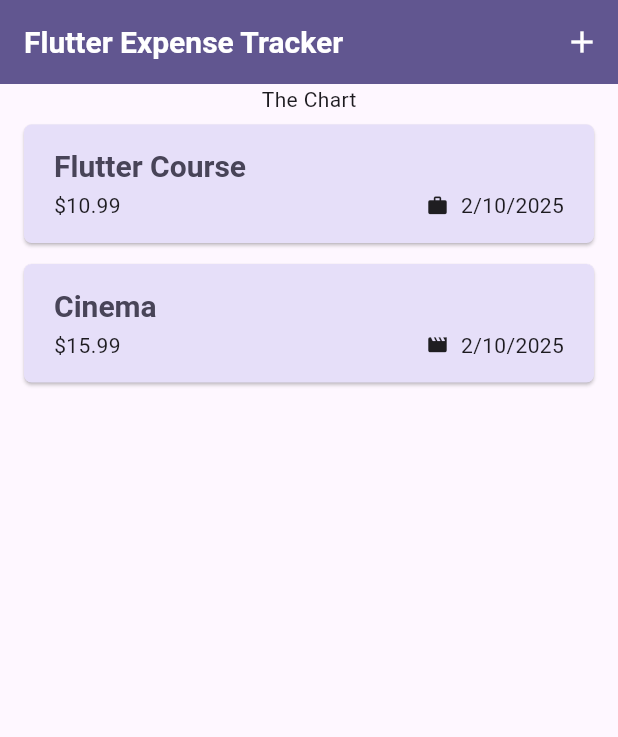
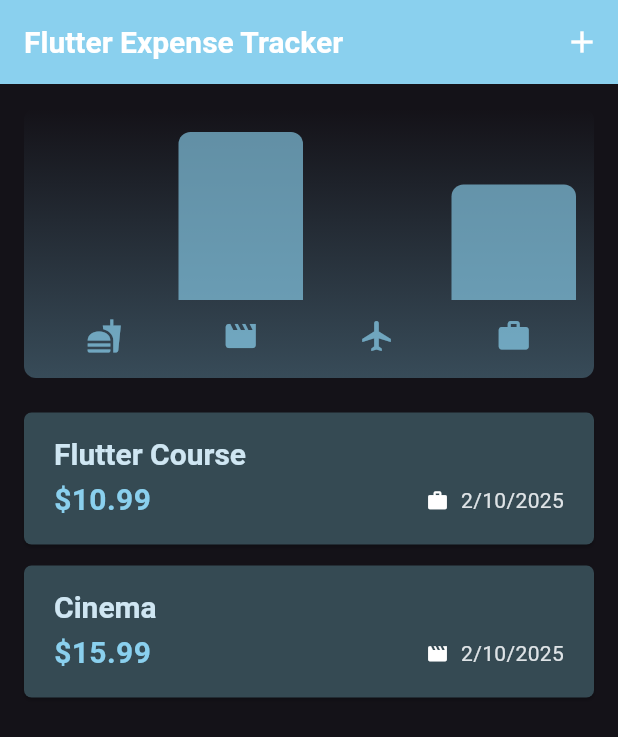
Before and after one commit to natib21/Flutter_Expense_Tracker, a Flutter app: the screen it shows after launch, on a phone screen of 412 x 824 dp. Shown: the top 737 px of the screen. Run offline on Flutter 3.47's test engine with Material 3 defaults, Android fonts, the phone set to English and light mode, and no system bars; our stand-ins replace google_fonts.

Commit message:
add Chart and Chart_bar

```diff
--- a/lib/main.dart
+++ b/lib/main.dart
@@ -54,7 +54,7 @@ void main() {
                     fontWeight: FontWeight.bold,
                     color: KColorScheme.onSecondaryContainer),
               )),
-      themeMode: ThemeMode.system,
+      themeMode: ThemeMode.dark,
       home: Expense()));
 }
 // lecture 05/10
--- a/lib/models/expenses.dart
+++ b/lib/models/expenses.dart
@@ -38,10 +38,12 @@ class ExpenseBucket {
   final List<Expenses> expenses;
   final Category category;
   ExpenseBucket({required this.expenses, required this.category});
+
   ExpenseBucket.forCategory(List<Expenses> allExpenses, this.category)
       : expenses = allExpenses
             .where((element) => element.category == category)
             .toList();
+
   double get totalExpenses {
     double sum = 0;
 
--- /dev/null
+++ b/lib/widgets/chart/chart.dart
@@ -0,0 +1,94 @@
+import 'package:flutter/material.dart';
+import 'package:expense_tracker/widgets/chart/chart_bar.dart';
+import 'package:expense_tracker/models/expenses.dart';
+
+class Chart extends StatelessWidget {
+  const Chart({super.key, required this.expenses});
+
+  final List<Expenses> expenses;
+
+  List<ExpenseBucket> get buckets {
+    return [
+      ExpenseBucket.forCategory(expenses, Category.food),
+      ExpenseBucket.forCategory(expenses, Category.leuisure),
+      ExpenseBucket.forCategory(expenses, Category.travel),
+      ExpenseBucket.forCategory(expenses, Category.work),
+    ];
+  }
+
+  double get maxTotalExpense {
+    double maxTotalExpense = 0;
+
+    for (final bucket in buckets) {
+      if (bucket.totalExpenses > maxTotalExpense) {
+        maxTotalExpense = bucket.totalExpenses;
+      }
+    }
+
+    return maxTotalExpense;
+  }
+
+  @override
+  Widget build(BuildContext context) {
+    final isDarkMode =
+        MediaQuery.of(context).platformBrightness == Brightness.dark;
+    return Container(
+      margin: const EdgeInsets.all(16),
+      padding: const EdgeInsets.symmetric(
+        vertical: 16,
+        horizontal: 8,
+      ),
+      width: double.infinity,
+      height: 180,
+      decoration: BoxDecoration(
+        borderRadius: BorderRadius.circular(8),
+        gradient: LinearGradient(
+          colors: [
+            Theme.of(context).colorScheme.primary.withOpacity(0.3),
+            Theme.of(context).colorScheme.primary.withOpacity(0.0)
+          ],
+          begin: Alignment.bottomCenter,
+          end: Alignment.topCenter,
+        ),
+      ),
+      child: Column(
+        children: [
+          Expanded(
+            child: Row(
+              crossAxisAlignment: CrossAxisAlignment.end,
+              children: [
+                for (final bucket in buckets) // alternative to map()
+                  ChartBar(
+                    fill: bucket.totalExpenses == 0
+                        ? 0
+                        : bucket.totalExpenses / maxTotalExpense,
+                  )
+              ],
+            ),
+          ),
+          const SizedBox(height: 12),
+          Row(
+            children: buckets
+                .map(
+                  (bucket) => Expanded(
+                    child: Padding(
+                      padding: const EdgeInsets.symmetric(horizontal: 4),
+                      child: Icon(
+                        categoryIcons[bucket.category],
+                        color: isDarkMode
+                            ? Theme.of(context).colorScheme.secondary
+                            : Theme.of(context)
+                                .colorScheme
+                                .primary
+                                .withOpacity(0.7),
+                      ),
+                    ),
+                  ),
+                )
+                .toList(),
+          )
+        ],
+      ),
+    );
+  }
+}
--- /dev/null
+++ b/lib/widgets/chart/chart_bar.dart
@@ -0,0 +1,34 @@
+import 'package:flutter/material.dart';
+
+class ChartBar extends StatelessWidget {
+  const ChartBar({
+    super.key,
+    required this.fill,
+  });
+
+  final double fill;
+
+  @override
+  Widget build(BuildContext context) {
+    final isDarkMode =
+        MediaQuery.of(context).platformBrightness == Brightness.dark;
+    return Expanded(
+      child: Padding(
+        padding: const EdgeInsets.symmetric(horizontal: 4),
+        child: FractionallySizedBox(
+          heightFactor: fill,
+          child: DecoratedBox(
+            decoration: BoxDecoration(
+              shape: BoxShape.rectangle,
+              borderRadius:
+                  const BorderRadius.vertical(top: Radius.circular(8)),
+              color: isDarkMode
+                  ? Theme.of(context).colorScheme.secondary
+                  : Theme.of(context).colorScheme.primary.withOpacity(0.65),
+            ),
+          ),
+        ),
+      ),
+    );
+  }
+}
--- a/lib/widgets/expense.dart
+++ b/lib/widgets/expense.dart
@@ -1,3 +1,4 @@
+import 'package:expense_tracker/widgets/chart/chart.dart';
 import 'package:expense_tracker/widgets/expenses_list/expenese_list.dart';
 import 'package:expense_tracker/models/expenses.dart';
 import 'package:flutter/material.dart';
@@ -93,7 +94,7 @@ class _ExpensesState extends State<Expense> {
       ),
       body: Column(
         children: [
-          Text("The Chart"),
+          Chart(expenses: _registeredExpenses),
           Expanded(
             child: mainContent,
           )
--- a/lib/widgets/expenses_list/expenese_item.dart
+++ b/lib/widgets/expenses_list/expenese_item.dart
@@ -19,7 +19,14 @@ class ExpenseItem extends StatelessWidget {
             SizedBox(height: 4),
             Row(
               children: [
-                Text('\$${expense.amount.toStringAsFixed(2)}'),
+                Text(
+                  '\$${expense.amount.toStringAsFixed(2)}',
+                  style: TextStyle(
+                    color: Theme.of(context).colorScheme.primary,
+                    fontSize: 20,
+                    fontWeight: FontWeight.bold,
+                  ),
+                ),
                 Spacer(),
                 Row(
                   children: [
@@ -28,7 +35,12 @@ class ExpenseItem extends StatelessWidget {
                       size: 15,
                     ),
                     SizedBox(width: 8),
-                    Text(expense.formatedDate)
+                    Text(
+                      expense.formatedDate,
+                      style: TextStyle(
+                        color: Theme.of(context).colorScheme.onSurface,
+                      ),
+                    )
                   ],
                 )
               ],
```
